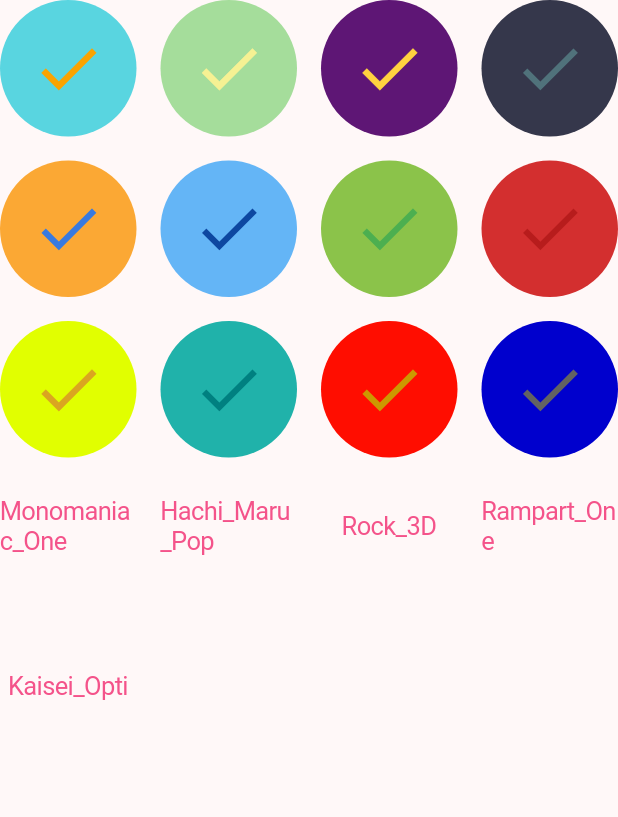
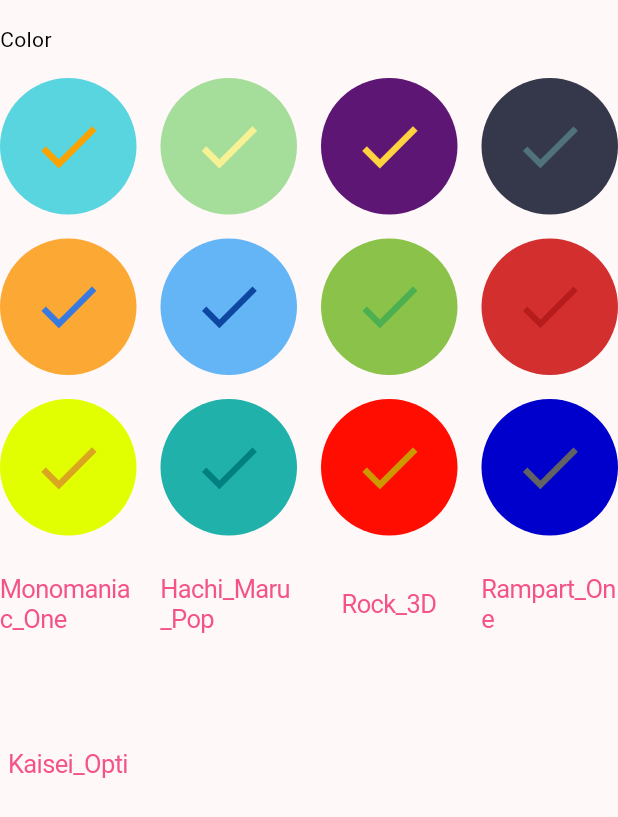
Before and after one commit to kolbe-ryo/count_habits, a Flutter app: the ThemeSettingPage widget shown alone on an empty page, opened directly, on a phone screen of 412 x 824 dp. Shown: the top 817 px of the screen. Run offline on Flutter 3.47's test engine with Material 3 defaults, Android fonts, the phone set to English and light mode, and no system bars; our stand-ins replace dots_indicator, flutter_riverpod, fluttertoast, freezed_annotation, logger, lottie and 2 more; generated files the repository leaves out were written again.

Commit message:
add color caption

```diff
--- a/lib/presentation/pages/settings/theme_setting_page.dart
+++ b/lib/presentation/pages/settings/theme_setting_page.dart
@@ -1,7 +1,9 @@
 import 'package:count_habits/presentation/pages/settings/components/color_style_button.dart';
 import 'package:count_habits/presentation/pages/settings/components/text_style_button.dart';
+import 'package:count_habits/presentation/pages/theme/color_schemes.dart';
 import 'package:count_habits/presentation/pages/theme/color_schemes.g.dart';
 import 'package:flutter/cupertino.dart';
+import 'package:flutter/material.dart';
 import 'package:flutter_riverpod/flutter_riverpod.dart';
 
 // TODO レイアウトを調整すること
@@ -10,8 +12,18 @@
 
   @override
   Widget build(BuildContext context, WidgetRef ref) {
+    final theme = ref.watch(cupertinoThemeProvider);
     return Column(
+      crossAxisAlignment: CrossAxisAlignment.start,
       children: [
+        const SizedBox(height: 16),
+        Text(
+          'Color',
+          style: TextStyle(
+            color: theme.brightness == Brightness.light ? Colors.black : Colors.white,
+          ),
+        ),
+        const SizedBox(height: 16),
         GridView.count(
           shrinkWrap: true,
           crossAxisCount: 4,
```
Also changed, not shown: 1 other file.
